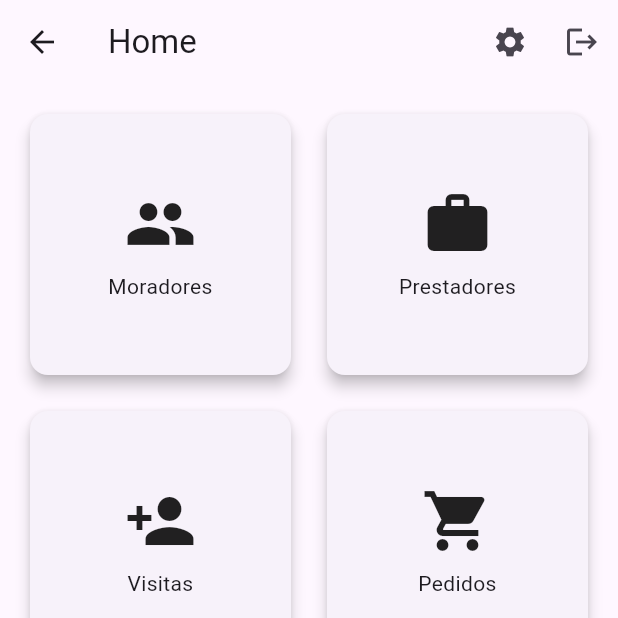
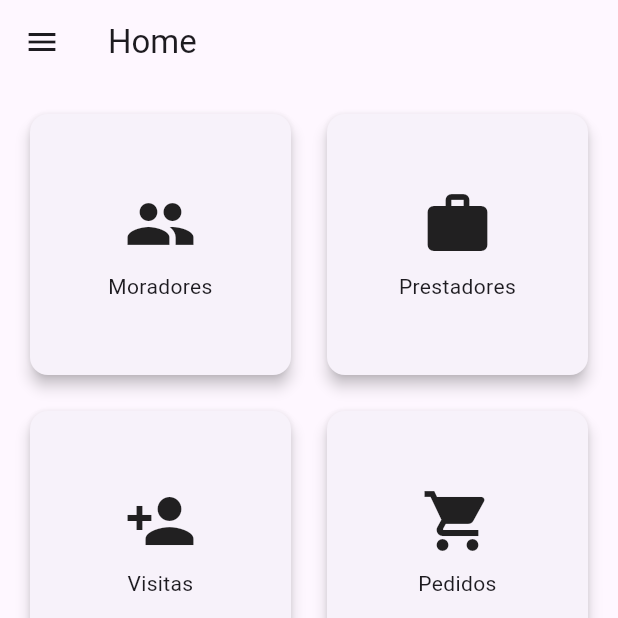
Before and after one commit to TheuZCoder/portaria_condominio, a Flutter app: the screen it shows after launch, after a tap on "Login", on a phone screen of 412 x 824 dp, the top half of it. Run offline on Flutter 3.47's test engine with Material 3 defaults, Android fonts, the phone set to English and light mode, and no system bars; our stand-ins replace cloud_firestore, firebase_auth, firebase_core, font_awesome_flutter, shared_preferences; accounts and stored records are empty.

Commit message:
configurações
Menu configurações funcionando,
Tema escuro funcionando,
Idioma funcionando apenas no menu configurações

```diff
--- a/portaria_condominio/lib/controllers/configuracoes_controller.dart
+++ b/portaria_condominio/lib/controllers/configuracoes_controller.dart
@@ -1,29 +1,34 @@
 import 'package:flutter/material.dart';
+import '../utils/preferences.dart';
 
 class ConfiguracoesController extends ChangeNotifier {
-  // Estado do tema: Claro ou Escuro
   ThemeMode _themeMode = ThemeMode.light;
-
-  // Estado do idioma: Inglês (en) ou Português (pt)
   Locale _locale = const Locale('en');
 
-  // Getter para o modo de tema atual
   ThemeMode get themeMode => _themeMode;
-
-  // Getter para o idioma atual
   Locale get locale => _locale;
 
-  /// Alterna entre os temas (Claro e Escuro)
-  /// [isDarkMode] define se o tema será escuro (true) ou claro (false)
+  ConfiguracoesController() {
+    _loadPreferences();
+  }
+
+  void _loadPreferences() async {
+    final isDarkMode = await Preferences.loadTheme();
+    final languageCode = await Preferences.loadLocale();
+    _themeMode = isDarkMode ? ThemeMode.dark : ThemeMode.light;
+    _locale = Locale(languageCode);
+    notifyListeners();
+  }
+
   void toggleTheme(bool isDarkMode) {
     _themeMode = isDarkMode ? ThemeMode.dark : ThemeMode.light;
-    notifyListeners(); // Notifica os listeners sobre a mudança
+    Preferences.saveTheme(isDarkMode);
+    notifyListeners();
   }
 
-  /// Altera o idioma do aplicativo
-  /// [languageCode] deve ser "en" (Inglês) ou "pt" (Português)
   void changeLanguage(String languageCode) {
     _locale = Locale(languageCode);
-    notifyListeners(); // Notifica os listeners sobre a mudança
+    Preferences.saveLocale(languageCode);
+    notifyListeners();
   }
 }
--- a/portaria_condominio/lib/main.dart
+++ b/portaria_condominio/lib/main.dart
@@ -1,12 +1,20 @@
 import 'package:flutter/material.dart';
 import 'package:flutter_localizations/flutter_localizations.dart';
+import 'package:provider/provider.dart';
+import 'controllers/configuracoes_controller.dart';
 import 'localizations/app_localizations.dart';
 import 'routes/app_routes.dart';
 import 'themes/app_theme.dart';
-import 'controllers/configuracoes_controller.dart';
 
 void main() {
-  runApp(const MyApp());
+  runApp(
+    MultiProvider(
+      providers: [
+        ChangeNotifierProvider(create: (_) => ConfiguracoesController()),
+      ],
+      child: const MyApp(),
+    ),
+  );
 }
 
 class MyApp extends StatefulWidget {
@@ -17,19 +25,16 @@ class MyApp extends StatefulWidget {
 }
 
 class _MyAppState extends State<MyApp> {
-  final ConfiguracoesController _configController = ConfiguracoesController();
-
   @override
   Widget build(BuildContext context) {
-    return AnimatedBuilder(
-      animation: _configController,
-      builder: (context, _) {
+    final configController = context.watch<ConfiguracoesController>();
+
     return MaterialApp(
       title: 'Gestão de Condomínio',
       theme: AppTheme.lightTheme,
       darkTheme: AppTheme.darkTheme,
-          themeMode: _configController.themeMode,
-          locale: _configController.locale,
+      themeMode: configController.themeMode,
+      locale: configController.locale,
       supportedLocales: AppLocalizations.supportedLocales,
       localizationsDelegates: const [
         AppLocalizations.delegate,
@@ -40,7 +45,5 @@ class _MyAppState extends State<MyApp> {
       initialRoute: AppRoutes.login,
       routes: AppRoutes.routes,
     );
-      },
-    );
   }
 }
--- /dev/null
+++ b/portaria_condominio/lib/utils/preferences.dart
@@ -0,0 +1,26 @@
+import 'package:shared_preferences/shared_preferences.dart';
+
+class Preferences {
+  static const _themeKey = 'theme';
+  static const _localeKey = 'locale';
+
+  static Future<void> saveTheme(bool isDarkMode) async {
+    final prefs = await SharedPreferences.getInstance();
+    await prefs.setBool(_themeKey, isDarkMode);
+  }
+
+  static Future<void> saveLocale(String languageCode) async {
+    final prefs = await SharedPreferences.getInstance();
+    await prefs.setString(_localeKey, languageCode);
+  }
+
+  static Future<bool> loadTheme() async {
+    final prefs = await SharedPreferences.getInstance();
+    return prefs.getBool(_themeKey) ?? false; // Default to light mode
+  }
+
+  static Future<String> loadLocale() async {
+    final prefs = await SharedPreferences.getInstance();
+    return prefs.getString(_localeKey) ?? 'en'; // Default to English
+  }
+}
--- a/portaria_condominio/lib/views/home/configuracoes_view.dart
+++ b/portaria_condominio/lib/views/home/configuracoes_view.dart
@@ -1,7 +1,7 @@
 import 'package:flutter/material.dart';
+import 'package:provider/provider.dart';
 import '../../controllers/configuracoes_controller.dart';
 import '../../localizations/app_localizations.dart';
-import 'package:provider/provider.dart';
 
 class ConfiguracoesView extends StatelessWidget {
   const ConfiguracoesView({super.key});
--- a/portaria_condominio/lib/views/home/home_view.dart
+++ b/portaria_condominio/lib/views/home/home_view.dart
@@ -1,27 +1,50 @@
 import 'package:flutter/material.dart';
 
 class HomeView extends StatelessWidget {
-  const HomeView({Key? key}) : super(key: key);
+  const HomeView({super.key});
 
   @override
   Widget build(BuildContext context) {
     return Scaffold(
       appBar: AppBar(
         title: const Text('Home'),
-        actions: [
-          IconButton(
-            icon: const Icon(Icons.settings),
-            onPressed: () {
+      ),
+      drawer: Drawer(
+        child: Column(
+          children: [
+            DrawerHeader(
+              decoration: BoxDecoration(
+                color: Theme.of(context).primaryColor,
+              ),
+              child: Center(
+                child: Text(
+                  'Menu',
+                  style: Theme.of(context)
+                      .textTheme
+                      .titleLarge // Substituímos headline6 por titleLarge
+                      ?.copyWith(color: Colors.white),
+                ),
+              ),
+            ),
+            ListTile(
+              leading: const Icon(Icons.settings),
+              title: const Text('Configurações'),
+              onTap: () {
+                Navigator.pop(context); // Fecha o Drawer
                 Navigator.pushNamed(context, '/configuracoes');
               },
             ),
-          IconButton(
-            icon: const Icon(Icons.logout),
-            onPressed: () {
-              Navigator.pushNamedAndRemoveUntil(context, '/login', (route) => false);
+            ListTile(
+              leading: const Icon(Icons.logout),
+              title: const Text('Logout'),
+              onTap: () {
+                Navigator.pop(context); // Fecha o Drawer
+                Navigator.pushNamedAndRemoveUntil(
+                    context, '/login', (route) => false);
               },
             ),
           ],
+        ),
       ),
       body: GridView(
         padding: const EdgeInsets.all(16),
--- a/portaria_condominio/lib/views/home/mapa_view.dart
+++ b/portaria_condominio/lib/views/home/mapa_view.dart
@@ -1,13 +1,13 @@
 import 'package:flutter/material.dart';
 
 class MapaView extends StatelessWidget {
-  const MapaView({Key? key}) : super(key: key);
+  const MapaView({super.key});
 
   @override
   Widget build(BuildContext context) {
     return Scaffold(
       appBar: AppBar(title: const Text('Mapa')),
-      body: Center(
+      body: const Center(
         child: Text('Tela de Mapa - Em desenvolvimento'),
       ),
     );
--- a/portaria_condominio/lib/views/home/moradores_view.dart
+++ b/portaria_condominio/lib/views/home/moradores_view.dart
@@ -3,7 +3,7 @@ import 'package:url_launcher/url_launcher.dart';
 import 'package:font_awesome_flutter/font_awesome_flutter.dart';
 
 class MoradoresView extends StatefulWidget {
-  const MoradoresView({Key? key}) : super(key: key);
+  const MoradoresView({super.key});
 
   @override
   _MoradoresViewState createState() => _MoradoresViewState();
--- a/portaria_condominio/lib/views/home/notificacoes_view.dart
+++ b/portaria_condominio/lib/views/home/notificacoes_view.dart
@@ -1,7 +1,7 @@
 import 'package:flutter/material.dart';
 
 class NotificacoesView extends StatelessWidget {
-  const NotificacoesView({Key? key}) : super(key: key);
+  const NotificacoesView({super.key});
 
   @override
   Widget build(BuildContext context) {
--- a/portaria_condominio/lib/views/home/pedidos_view.dart
+++ b/portaria_condominio/lib/views/home/pedidos_view.dart
@@ -1,13 +1,13 @@
 import 'package:flutter/material.dart';
 
 class PedidosView extends StatelessWidget {
-  const PedidosView({Key? key}) : super(key: key);
+  const PedidosView({super.key});
 
   @override
   Widget build(BuildContext context) {
     return Scaffold(
       appBar: AppBar(title: const Text('Pedidos')),
-      body: Center(
+      body: const Center(
         child: Text('Tela de Pedidos - Em desenvolvimento'),
       ),
     );
--- a/portaria_condominio/lib/views/home/prestadores_view.dart
+++ b/portaria_condominio/lib/views/home/prestadores_view.dart
@@ -1,7 +1,7 @@
 import 'package:flutter/material.dart';
 
 class PrestadoresView extends StatelessWidget {
-  const PrestadoresView({Key? key}) : super(key: key);
+  const PrestadoresView({super.key});
 
   @override
   Widget build(BuildContext context) {
--- a/portaria_condominio/lib/views/home/visitas_view.dart
+++ b/portaria_condominio/lib/views/home/visitas_view.dart
@@ -1,7 +1,7 @@
 import 'package:flutter/material.dart';
 
 class VisitasView extends StatelessWidget {
-  const VisitasView({Key? key}) : super(key: key);
+  const VisitasView({super.key});
 
   @override
   Widget build(BuildContext context) {
--- a/portaria_condominio/lib/views/login/cadastro_view.dart
+++ b/portaria_condominio/lib/views/login/cadastro_view.dart
@@ -1,13 +1,13 @@
 import 'package:flutter/material.dart';
 
 class CadastroView extends StatelessWidget {
-  const CadastroView({Key? key}) : super(key: key);
+  const CadastroView({super.key});
 
   @override
   Widget build(BuildContext context) {
     return Scaffold(
       appBar: AppBar(title: const Text('Cadastro')),
-      body: Center(
+      body: const Center(
         child: Text('Tela de Cadastro - Em desenvolvimento'),
       ),
     );
--- a/portaria_condominio/lib/views/login/login_view.dart
+++ b/portaria_condominio/lib/views/login/login_view.dart
@@ -2,7 +2,7 @@ import 'package:flutter/material.dart';
 import '../../localizations/app_localizations.dart';
 
 class LoginView extends StatelessWidget {
-  const LoginView({Key? key}) : super(key: key);
+  const LoginView({super.key});
 
   @override
   Widget build(BuildContext context) {
--- a/portaria_condominio/pubspec.yaml
+++ b/portaria_condominio/pubspec.yaml
@@ -31,7 +31,7 @@ dependencies:
   flutter:
     sdk: flutter
   cloud_firestore: ^5.4.4
-  provider: ^6.0.0
+  provider: ^6.1.3
   image: ^3.0.1
   path_provider: ^2.0.11
   qr_flutter: ^4.1.0
@@ -46,6 +46,7 @@ dependencies:
     sdk: flutter
   url_launcher: ^6.3.1
   font_awesome_flutter: ^10.8.0
+  shared_preferences: ^2.3.3
 
 dev_dependencies:
   flutter_test:
```
Also changed, not shown: portaria_condominio/pubspec.lock, 2 other files. Lines whose indentation alone changed are shown as unchanged.
